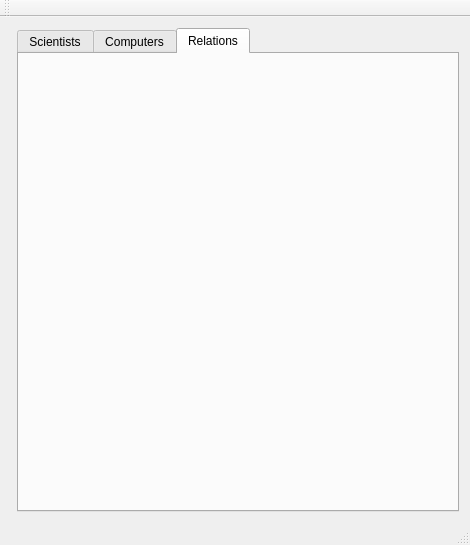
This is code/ui/mainwindow.ui in Danielos15/Skil-1-Verklegt-n-mskei-1 as Qt 5 draws it before an edit. The edited form follows.
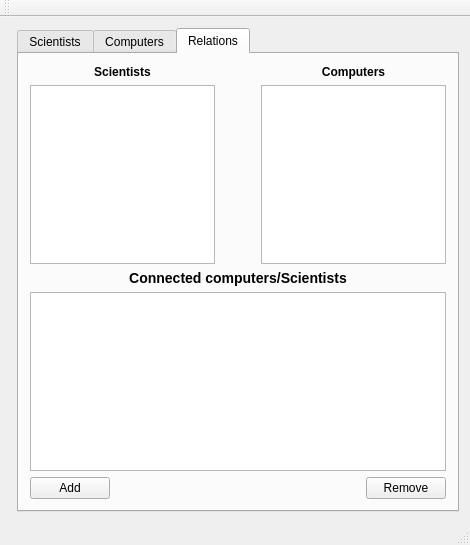
This is the edited form. The open tabs and pages were chosen to show the change.

Commit message: Added relations in design

Patch:
```diff
--- a/code/ui/mainwindow.ui
+++ b/code/ui/mainwindow.ui
@@ -445,6 +445,98 @@
        <attribute name="title">
         <string>Relations</string>
        </attribute>
+       <layout class="QVBoxLayout" name="verticalLayout_3">
+        <item>
+         <layout class="QGridLayout" name="gridLayout_3">
+          <item row="1" column="0">
+           <widget class="QListView" name="listView"/>
+          </item>
+          <item row="1" column="2">
+           <widget class="QListView" name="listView_2"/>
+          </item>
+          <item row="1" column="1">
+           <spacer name="horizontalSpacer_3">
+            <property name="orientation">
+             <enum>Qt::Horizontal</enum>
+            </property>
+            <property name="sizeType">
+             <enum>QSizePolicy::Fixed</enum>
+            </property>
+            <property name="sizeHint" stdset="0">
+             <size>
+              <width>40</width>
+              <height>20</height>
+             </size>
+            </property>
+           </spacer>
+          </item>
+          <item row="0" column="0">
+           <widget class="QLabel" name="label_3">
+            <property name="text">
+             <string>&lt;h4&gt;Scientists</string>
+            </property>
+            <property name="alignment">
+             <set>Qt::AlignCenter</set>
+            </property>
+           </widget>
+          </item>
+          <item row="0" column="2">
+           <widget class="QLabel" name="label_4">
+            <property name="text">
+             <string>&lt;h4&gt;Computers</string>
+            </property>
+            <property name="alignment">
+             <set>Qt::AlignCenter</set>
+            </property>
+           </widget>
+          </item>
+         </layout>
+        </item>
+        <item>
+         <widget class="QLabel" name="label_2">
+          <property name="text">
+           <string>&lt;h3&gt;Connected computers/Scientists</string>
+          </property>
+          <property name="alignment">
+           <set>Qt::AlignCenter</set>
+          </property>
+         </widget>
+        </item>
+        <item>
+         <widget class="QListView" name="listView_3"/>
+        </item>
+        <item>
+         <layout class="QGridLayout" name="gridLayout_4">
+          <item row="0" column="0">
+           <widget class="QPushButton" name="pushButton_5">
+            <property name="text">
+             <string>Add</string>
+            </property>
+           </widget>
+          </item>
+          <item row="0" column="2">
+           <widget class="QPushButton" name="pushButton_4">
+            <property name="text">
+             <string>Remove</string>
+            </property>
+           </widget>
+          </item>
+          <item row="0" column="1">
+           <spacer name="horizontalSpacer_4">
+            <property name="orientation">
+             <enum>Qt::Horizontal</enum>
+            </property>
+            <property name="sizeHint" stdset="0">
+             <size>
+              <width>40</width>
+              <height>20</height>
+             </size>
+            </property>
+           </spacer>
+          </item>
+         </layout>
+        </item>
+       </layout>
       </widget>
      </widget>
     </item>
```
Left out of the diff: 6 changed lines with no effect on the pictures.
